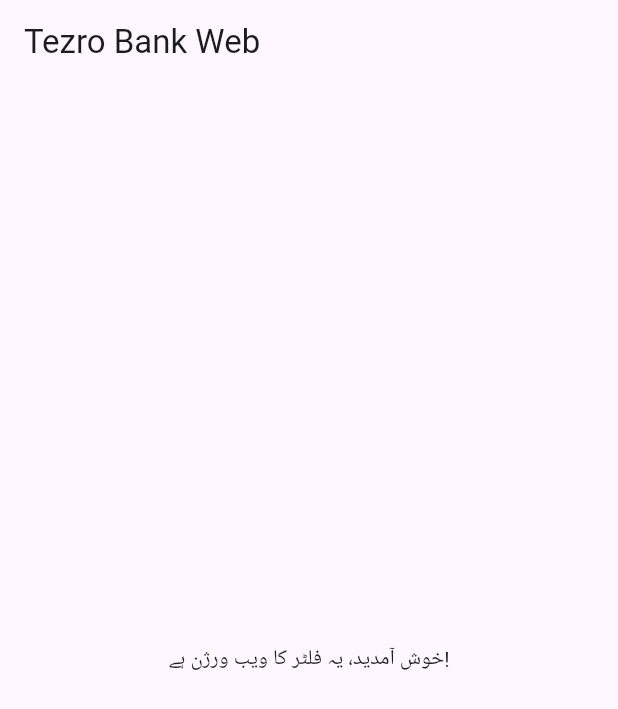
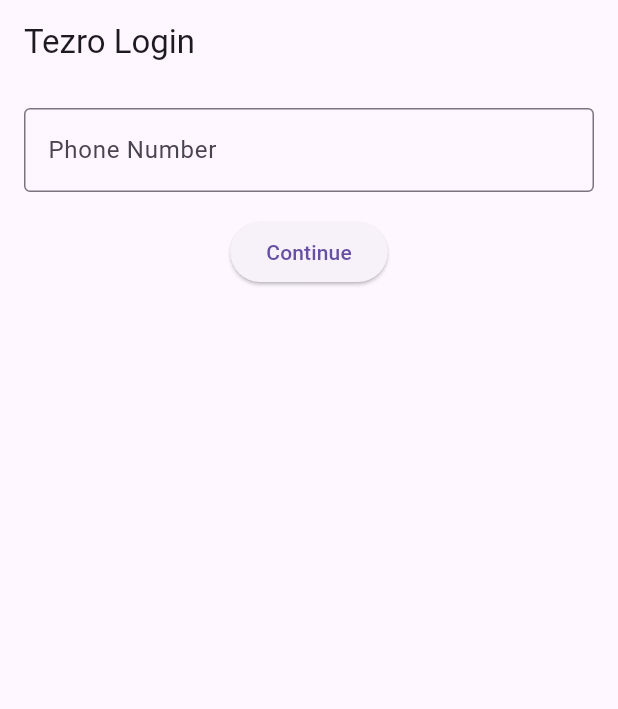
Before and after one commit to TezroSuper/bank, a Flutter app: the screen it shows after launch, on a phone screen of 412 x 824 dp. Shown: the top 709 px of the screen. Run offline on Flutter 3.47's test engine with Material 3 defaults, Android fonts, the phone set to English and light mode, and no system bars.

Commit message:
Add Login Form and Update Main Page

```diff
--- /dev/null
+++ b/lib/login_form.dart
@@ -0,0 +1,41 @@
+import 'package:flutter/material.dart';
+
+class LoginForm extends StatefulWidget {
+  const LoginForm({super.key});
+
+  @override
+  State<LoginForm> createState() => _LoginFormState();
+}
+
+class _LoginFormState extends State<LoginForm> {
+  final _phoneController = TextEditingController();
+
+  void _verifyUser() {
+    // یہاں وہ لاجک آئے گی جو آپ کے بیک اینڈ سے ڈیٹا چیک کرے گی
+    // اگر یوزر موجود نہیں ہے تو وہی ایرر دکھائے گا جو آپ نے اسکرین شاٹ میں دیکھا
+    print("Verifying phone: ${_phoneController.text}");
+  }
+
+  @override
+  Widget build(BuildContext context) {
+    return Column(
+      children: [
+        Padding(
+          padding: const EdgeInsets.all(16.0),
+          child: TextField(
+            controller: _phoneController,
+            decoration: const InputDecoration(
+              labelText: 'Phone Number',
+              border: OutlineInputBorder(),
+            ),
+            keyboardType: TextInputType.phone,
+          ),
+        ),
+        ElevatedButton(
+          onPressed: _verifyUser,
+          child: const Text('Continue'),
+        ),
+      ],
+    );
+  }
+}
--- a/lib/main.dart
+++ b/lib/main.dart
@@ -1,21 +1,7 @@
 import 'package:flutter/material.dart';
+import 'login_form.dart';
 
-void main() {
-  runApp(const MyApp());
-}
-
-class MyApp extends StatelessWidget {
-  const MyApp({super.key});
-
-  @override
-  Widget build(BuildContext context) {
-    return MaterialApp(
-      title: 'Tezro Bank',
-      theme: ThemeData(primarySwatch: Colors.blue),
-      home: const HomePage(),
-    );
-  }
-}
+void main() => runApp(const MaterialApp(home: HomePage()));
 
 class HomePage extends StatelessWidget {
   const HomePage({super.key});
@@ -23,10 +9,8 @@
   @override
   Widget build(BuildContext context) {
     return Scaffold(
-      appBar: AppBar(title: const Text('Tezro Bank Web')),
-      body: const Center(
-        child: Text('خوش آمدید، یہ فلٹر کا ویب ورژن ہے!'),
-      ),
+      appBar: AppBar(title: const Text("Tezro Login")),
+      body: const Center(child: LoginForm()),
     );
   }
 }
```
